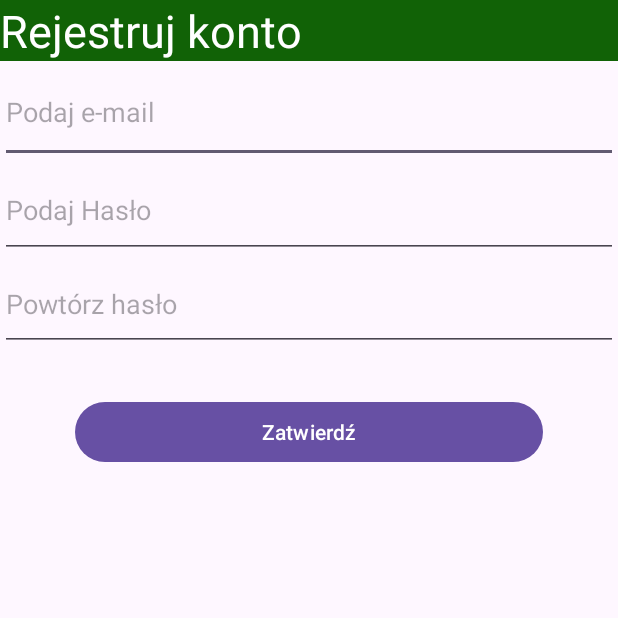
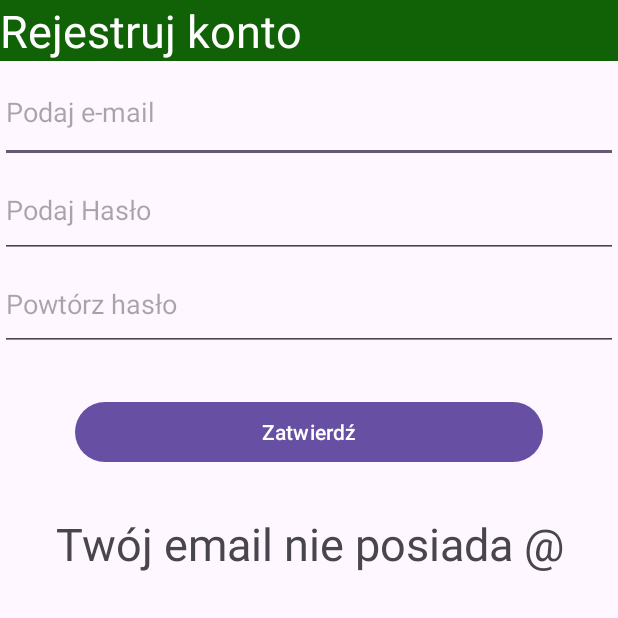
Before and after one commit to RakUv4/ZadanieZEgzaminu, an Android app: the screen it shows after launch (MainActivity), after a tap on "Zatwierdź", on a phone screen of 412 x 824 dp, the top half of it. Run offline under Robolectric (Android 15) with nearby library versions, the phone set to English and light mode, and no system bars.

Commit message:
Aplikacja działa

```diff
--- a/app/src/main/java/com/example/egzaminnn/MainActivity.java
+++ b/app/src/main/java/com/example/egzaminnn/MainActivity.java
@@ -16,6 +16,7 @@ public class MainActivity extends AppCompatActivity {
     private EditText haslo;
     private EditText powhaslo;
     private EditText email;
+    private String emailtext;
     private Button zatwierdz;
     private TextView textview;
 
@@ -40,11 +41,17 @@ public class MainActivity extends AppCompatActivity {
                 new View.OnClickListener() {
                     @Override
                     public void onClick(View view) {
-                        if(!haslo.getText().toString().equals(powhaslo.getText().toString())){
+                       emailtext = email.getText().toString();
+
+                        if(!emailtext.contains("@")){
+                            textview.setText("Twój email nie posiada @");
+                        } else if(!haslo.getText().toString().equals(powhaslo.getText().toString())){
                             textview.setText("Hasła się różnią!");
-                        } else{
-                            textview.setText("");
                         }
+                        else{
+                            textview.setText("witaj " + emailtext);
+                        }
+
 
 
                     }
--- a/app/src/main/res/layout/activity_main.xml
+++ b/app/src/main/res/layout/activity_main.xml
@@ -57,7 +57,8 @@
             android:id="@+id/textview"
             android:layout_width="match_parent"
             android:layout_height="wrap_content"
-            android:text="TextView"
+            android:text=""
+            android:textSize="30dp"
             android:layout_marginTop="30dp"
             android:textAlignment="center"/>
 
```
